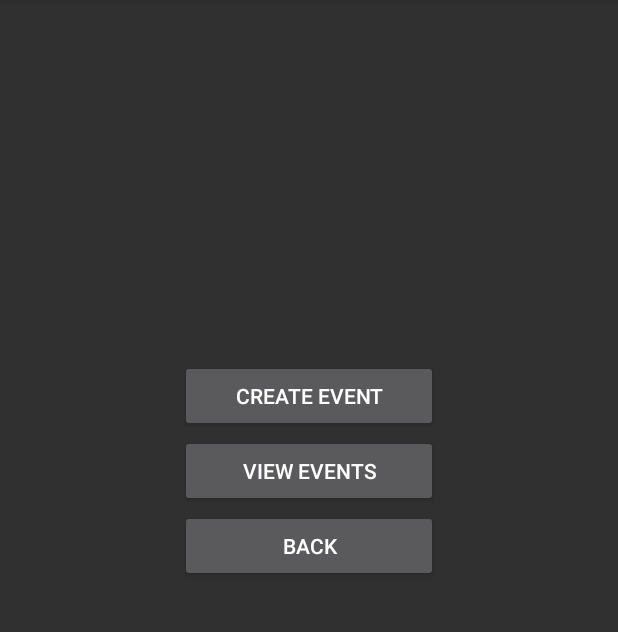
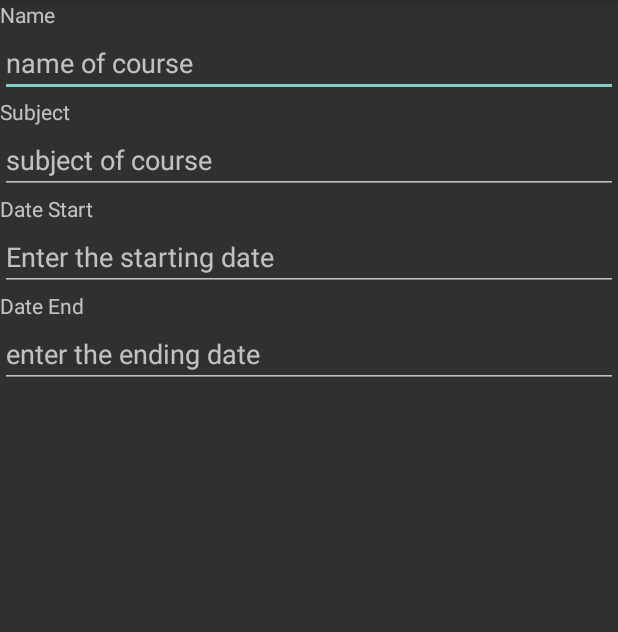
Before and after one commit to jsoutine/StudyApp, an Android app: the EventsMenu screen opened directly, with no data from a screen before it, on a phone screen of 412 x 824 dp, the part 84-716 px from its top. Run offline under Robolectric (Android 15) with nearby library versions, the phone set to English and light mode, and no system bars.

Commit message:
basics of courses

```diff
--- /dev/null
+++ b/app/src/main/java/com/example/android/studyapp/Events/ExampleEvents.java
@@ -0,0 +1,4 @@
+package com.example.android.studyapp.Events;
+
+public class ExampleEvents {
+}
--- a/app/src/main/java/com/example/android/studyapp/MainActivity.java
+++ b/app/src/main/java/com/example/android/studyapp/MainActivity.java
@@ -8,6 +8,7 @@ import android.view.View;
 import android.widget.Button;
 
 import com.example.android.studyapp.Events.EventsMenu;
+import com.example.android.studyapp.Events.ViewEvents;
 import com.example.android.studyapp.Tools.ToolsMenu;
 
 public class MainActivity extends AppCompatActivity {
@@ -24,7 +25,7 @@ public class MainActivity extends AppCompatActivity {
     }
 
     public void eventClick (View view) {
-        Intent i = new Intent(this, EventsMenu.class);
+        Intent i = new Intent(this, ViewEvents.class);
         startActivity (i);
     }
 
--- a/app/src/main/java/com/example/android/studyapp/Tools/MemoryCards/CardMaker.java
+++ b/app/src/main/java/com/example/android/studyapp/Tools/MemoryCards/CardMaker.java
@@ -20,7 +20,7 @@ public class CardMaker extends AppCompatActivity {
     String subject;
     String question;
     String answer;
-    List deck = new ArrayList();
+    List<Card> deck = new ArrayList<Card>();
 
     @Override
     protected void onCreate(Bundle savedInstanceState) {
--- a/app/src/main/java/com/example/android/studyapp/Tools/MemoryCards/MyCards.java
+++ b/app/src/main/java/com/example/android/studyapp/Tools/MemoryCards/MyCards.java
@@ -150,7 +150,7 @@ public class MyCards extends AppCompatActivity {
                 results();
 
             } else {
-                Toast toast = Toast.makeText(this, "Press the card to see the answer", Toast.LENGTH_LONG);
+                Toast toast = Toast.makeText(this, "Press the card to see the answer", Toast.LENGTH_SHORT);
                 toast.setGravity(Gravity.CENTER_VERTICAL | Gravity.CENTER_HORIZONTAL, 0, 0);
                 toast.show();
             }
--- a/app/src/main/res/layout/activity_events_menu.xml
+++ b/app/src/main/res/layout/activity_events_menu.xml
@@ -6,54 +6,66 @@
     android:layout_height="match_parent"
     tools:context=".Events.EventsMenu">
 
-    <Button
-        android:id="@+id/createButton"
-        android:layout_width="0dp"
-        android:layout_height="wrap_content"
-        android:layout_marginStart="120dp"
-        android:layout_marginLeft="120dp"
-        android:layout_marginTop="260dp"
-        android:layout_marginEnd="120dp"
-        android:layout_marginRight="120dp"
-        android:layout_marginBottom="500dp"
-        android:onClick="createClick"
-        android:text="CREATE EVENT"
-        app:layout_constraintBottom_toBottomOf="parent"
-        app:layout_constraintEnd_toEndOf="parent"
-        app:layout_constraintStart_toStartOf="parent"
-        app:layout_constraintTop_toTopOf="parent" />
+    <LinearLayout
+        android:layout_width="match_parent"
+        android:layout_height="match_parent"
+        android:orientation="vertical">
 
-    <Button
-        android:id="@+id/viewButton"
-        android:layout_width="0dp"
-        android:layout_height="wrap_content"
-        android:layout_marginStart="120dp"
-        android:layout_marginLeft="120dp"
-        android:layout_marginTop="360dp"
-        android:layout_marginEnd="120dp"
-        android:layout_marginRight="120dp"
-        android:layout_marginBottom="500dp"
-        android:onClick="viewClick"
-        android:text="VIEW EVENTS"
-        app:layout_constraintBottom_toBottomOf="parent"
-        app:layout_constraintEnd_toEndOf="parent"
-        app:layout_constraintStart_toStartOf="parent"
-        app:layout_constraintTop_toTopOf="parent" />
+        <TextView
+            android:id="@+id/textView4"
+            android:layout_width="match_parent"
+            android:layout_height="wrap_content"
+            android:text="Name" />
 
-    <Button
-        android:id="@+id/viewButton2"
-        android:layout_width="0dp"
-        android:layout_height="wrap_content"
-        android:layout_marginStart="120dp"
-        android:layout_marginLeft="120dp"
-        android:layout_marginTop="460dp"
-        android:layout_marginEnd="120dp"
-        android:layout_marginRight="120dp"
-        android:layout_marginBottom="500dp"
-        android:onClick="mainClick"
-        android:text="BACK"
-        app:layout_constraintBottom_toBottomOf="parent"
-        app:layout_constraintEnd_toEndOf="parent"
-        app:layout_constraintStart_toStartOf="parent"
-        app:layout_constraintTop_toTopOf="parent" />
+        <EditText
+            android:id="@+id/editText"
+            android:layout_width="match_parent"
+            android:layout_height="wrap_content"
+            android:ems="10"
+            android:hint="name of course"
+            android:inputType="textPersonName" />
+
+        <TextView
+            android:id="@+id/textView13"
+            android:layout_width="match_parent"
+            android:layout_height="wrap_content"
+            android:text="Subject" />
+
+        <EditText
+            android:id="@+id/editText4"
+            android:layout_width="match_parent"
+            android:layout_height="wrap_content"
+            android:ems="10"
+            android:hint="subject of course"
+            android:inputType="textPersonName" />
+
+        <TextView
+            android:id="@+id/textView6"
+            android:layout_width="match_parent"
+            android:layout_height="wrap_content"
+            android:text="Date Start" />
+
+        <EditText
+            android:id="@+id/editText2"
+            android:layout_width="match_parent"
+            android:layout_height="wrap_content"
+            android:ems="10"
+            android:hint="Enter the starting date"
+            android:inputType="date" />
+
+        <TextView
+            android:id="@+id/textView7"
+            android:layout_width="match_parent"
+            android:layout_height="wrap_content"
+            android:text="Date End" />
+
+        <EditText
+            android:id="@+id/editText3"
+            android:layout_width="match_parent"
+            android:layout_height="wrap_content"
+            android:ems="10"
+            android:hint="enter the ending date"
+            android:inputType="date" />
+
+    </LinearLayout>
 </androidx.constraintlayout.widget.ConstraintLayout>
--- a/app/src/main/res/layout/activity_main.xml
+++ b/app/src/main/res/layout/activity_main.xml
@@ -25,7 +25,7 @@
             android:layout_height="wrap_content"
             android:layout_marginBottom="32dp"
             android:onClick="eventClick"
-            android:text="EVENTS" />
+            android:text="COURSES" />
 
         <Button
             android:id="@+id/toolsButton"
```
Also changed, not shown: app/src/main/java/com/example/android/studyapp/Events/EventsMenu.java (+0 -14 lines), app/src/main/java/com/example/android/studyapp/Events/ViewEvents.java (+35 -0 lines), app/src/main/java/com/example/android/studyapp/Tools/MemoryCards/Deck.java (added, +17 -0 lines), app/src/main/res/layout/activity_card_menu.xml (+23 -34 lines), app/src/main/res/layout/activity_view_events.xml (+32 -4 lines), app/src/main/res/drawable/blank.png.
